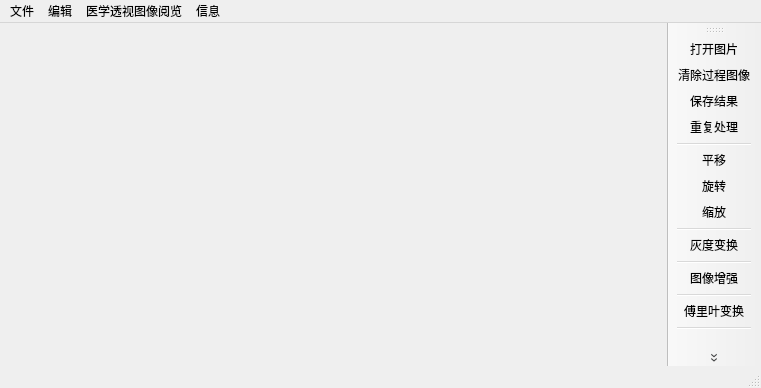
YanLin02/DigitalImageProcessing, file DigitallmageProcessing/DigitallmageProcessing.ui: the form before one commit.
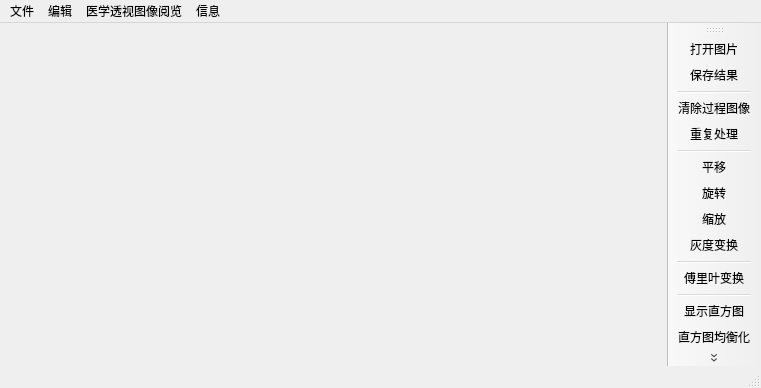
The form after the commit.

Commit message: 图像增强

```diff
--- a/DigitallmageProcessing/DigitallmageProcessing.ui
+++ b/DigitallmageProcessing/DigitallmageProcessing.ui
@@ -102,23 +102,22 @@
     <bool>false</bool>
    </attribute>
    <addaction name="actionOpenFile"/>
-   <addaction name="actionCleanImage"/>
    <addaction name="actionSaveImg"/>
+   <addaction name="separator"/>
+   <addaction name="actionCleanImage"/>
    <addaction name="action_Retreatment"/>
    <addaction name="separator"/>
    <addaction name="actionTranslation"/>
    <addaction name="actionRotate"/>
    <addaction name="actionScale"/>
-   <addaction name="separator"/>
    <addaction name="actionGray"/>
    <addaction name="separator"/>
-   <addaction name="actionEnh"/>
-   <addaction name="separator"/>
    <addaction name="actionFourier"/>
    <addaction name="separator"/>
    <addaction name="actionShowHistogram"/>
    <addaction name="actionEqualization"/>
    <addaction name="actionCLAHE"/>
+   <addaction name="separator"/>
   </widget>
   <widget class="QStatusBar" name="statusBar"/>
   <action name="actionOpenFile">
@@ -131,11 +130,6 @@
     <string>灰度变换</string>
    </property>
   </action>
-  <action name="actionEnh">
-   <property name="text">
-    <string>图像增强</string>
-   </property>
-  </action>
   <action name="actionTranslation">
    <property name="text">
     <string>平移</string>
```
Left out of the diff: 21 changed lines with no effect on the pictures. The commit also changes 4 other files.
